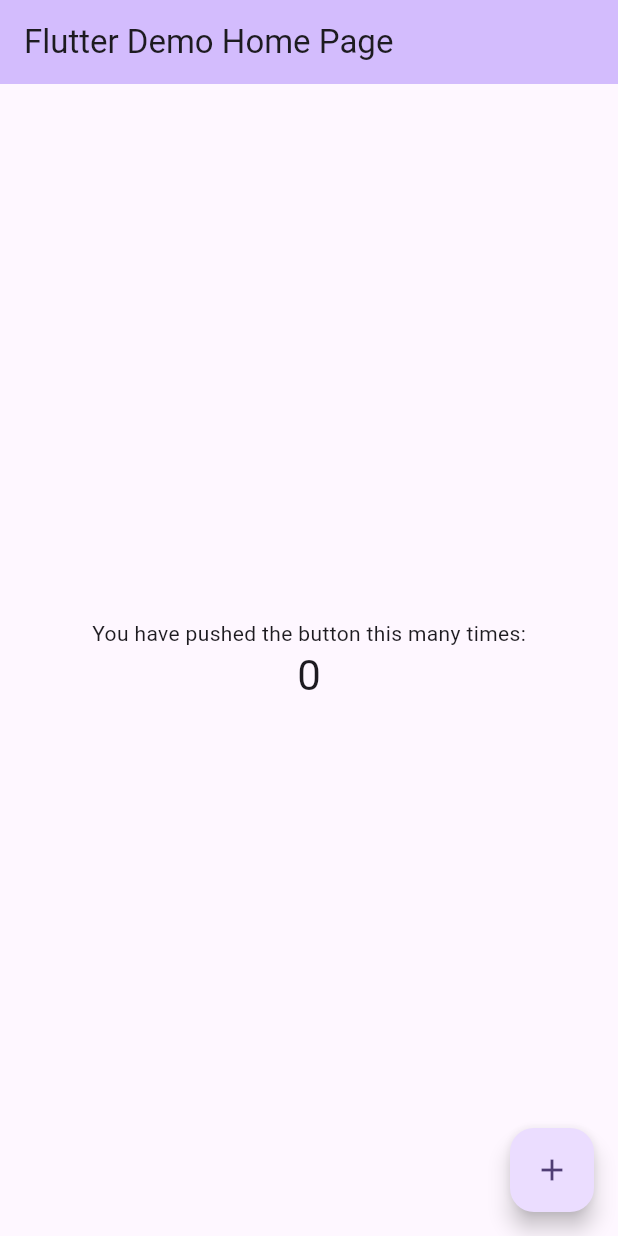
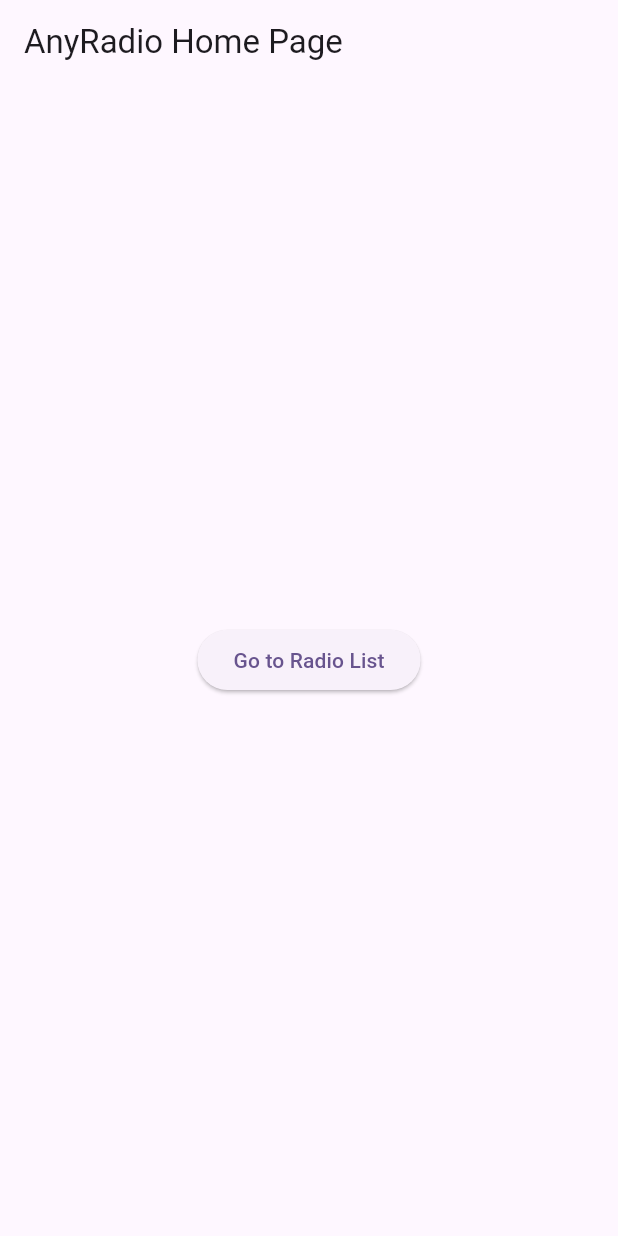
Before and after one commit to sugijotaro/anyradio, a Flutter app: the screen it shows after launch, on a phone screen of 412 x 824 dp. Run offline on Flutter 3.47's test engine with Material 3 defaults, Android fonts, the phone set to English and light mode, and no system bars; our stand-ins replace audioplayers, cloud_firestore, image_picker; accounts and stored records are empty.

Commit message:
UI構築

```diff
--- a/lib/main.dart
+++ b/lib/main.dart
@@ -1,4 +1,5 @@
 import 'package:flutter/material.dart';
+import 'screens/radio_list_screen.dart';
 
 void main() {
   runApp(const MyApp());
@@ -7,119 +8,43 @@ void main() {
 class MyApp extends StatelessWidget {
   const MyApp({super.key});
 
-  // This widget is the root of your application.
   @override
   Widget build(BuildContext context) {
     return MaterialApp(
-      title: 'Flutter Demo',
+      title: 'AnyRadio',
       theme: ThemeData(
-        // This is the theme of your application.
-        //
-        // TRY THIS: Try running your application with "flutter run". You'll see
-        // the application has a purple toolbar. Then, without quitting the app,
-        // try changing the seedColor in the colorScheme below to Colors.green
-        // and then invoke "hot reload" (save your changes or press the "hot
-        // reload" button in a Flutter-supported IDE, or press "r" if you used
-        // the command line to start the app).
-        //
-        // Notice that the counter didn't reset back to zero; the application
-        // state is not lost during the reload. To reset the state, use hot
-        // restart instead.
-        //
-        // This works for code too, not just values: Most code changes can be
-        // tested with just a hot reload.
         colorScheme: ColorScheme.fromSeed(seedColor: Colors.deepPurple),
         useMaterial3: true,
       ),
-      home: const MyHomePage(title: 'Flutter Demo Home Page'),
+      home: const MyHomePage(title: 'AnyRadio Home Page'),
     );
   }
 }
 
-class MyHomePage extends StatefulWidget {
+class MyHomePage extends StatelessWidget {
   const MyHomePage({super.key, required this.title});
-
-  // This widget is the home page of your application. It is stateful, meaning
-  // that it has a State object (defined below) that contains fields that affect
-  // how it looks.
-
-  // This class is the configuration for the state. It holds the values (in this
-  // case the title) provided by the parent (in this case the App widget) and
-  // used by the build method of the State. Fields in a Widget subclass are
-  // always marked "final".
 
   final String title;
 
   @override
-  State<MyHomePage> createState() => _MyHomePageState();
-}
-
-class _MyHomePageState extends State<MyHomePage> {
-  int _counter = 0;
-
-  void _incrementCounter() {
-    setState(() {
-      // This call to setState tells the Flutter framework that something has
-      // changed in this State, which causes it to rerun the build method below
-      // so that the display can reflect the updated values. If we changed
-      // _counter without calling setState(), then the build method would not be
-      // called again, and so nothing would appear to happen.
-      _counter++;
-    });
-  }
-
-  @override
   Widget build(BuildContext context) {
-    // This method is rerun every time setState is called, for instance as done
-    // by the _incrementCounter method above.
-    //
-    // The Flutter framework has been optimized to make rerunning build methods
-    // fast, so that you can just rebuild anything that needs updating rather
-    // than having to individually change instances of widgets.
     return Scaffold(
       appBar: AppBar(
-        // TRY THIS: Try changing the color here to a specific color (to
-        // Colors.amber, perhaps?) and trigger a hot reload to see the AppBar
-        // change color while the other colors stay the same.
-        backgroundColor: Theme.of(context).colorScheme.inversePrimary,
-        // Here we take the value from the MyHomePage object that was created by
-        // the App.build method, and use it to set our appbar title.
-        title: Text(widget.title),
+        title: Text(title),
       ),
       body: Center(
-        // Center is a layout widget. It takes a single child and positions it
-        // in the middle of the parent.
-        child: Column(
-          // Column is also a layout widget. It takes a list of children and
-          // arranges them vertically. By default, it sizes itself to fit its
-          // children horizontally, and tries to be as tall as its parent.
-          //
-          // Column has various properties to control how it sizes itself and
-          // how it positions its children. Here we use mainAxisAlignment to
-          // center the children vertically; the main axis here is the vertical
-          // axis because Columns are vertical (the cross axis would be
-          // horizontal).
-          //
-          // TRY THIS: Invoke "debug painting" (choose the "Toggle Debug Paint"
-          // action in the IDE, or press "p" in the console), to see the
-          // wireframe for each widget.
-          mainAxisAlignment: MainAxisAlignment.center,
-          children: <Widget>[
-            const Text(
-              'You have pushed the button this many times:',
-            ),
-            Text(
-              '$_counter',
-              style: Theme.of(context).textTheme.headlineMedium,
-            ),
-          ],
+        child:
+        ElevatedButton(
+          onPressed: () {
+            Navigator.push(
+              context,
+              MaterialPageRoute(builder: (context) => RadioListScreen()),
+            );
+          },
+          child: Text('Go to Radio List'),
+
         ),
-      ),
-      floatingActionButton: FloatingActionButton(
-        onPressed: _incrementCounter,
-        tooltip: 'Increment',
-        child: const Icon(Icons.add),
-      ), // This trailing comma makes auto-formatting nicer for build methods.
+      )
     );
   }
 }
```
Also changed, not shown: lib/screens/radio_list_screen.dart (added, +45 -0 lines), lib/screens/radio_player_screen.dart (added, +60 -0 lines).
